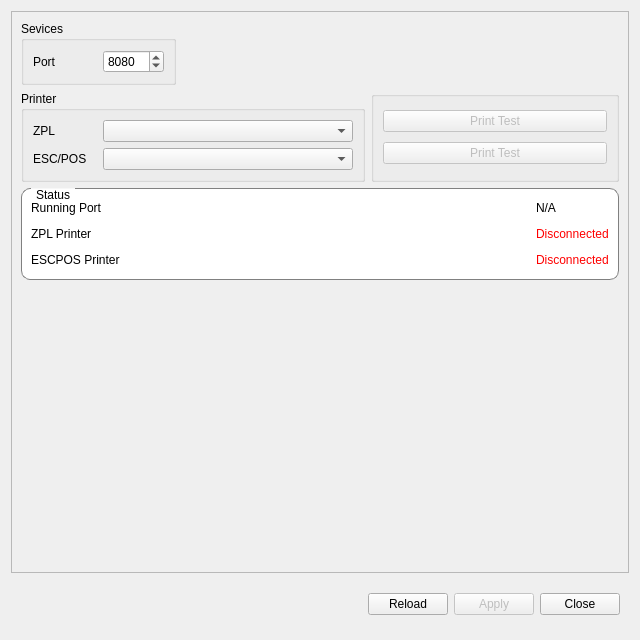
Old version of the form ui/main.ui in the repository fananimi/IotBox-Hack.
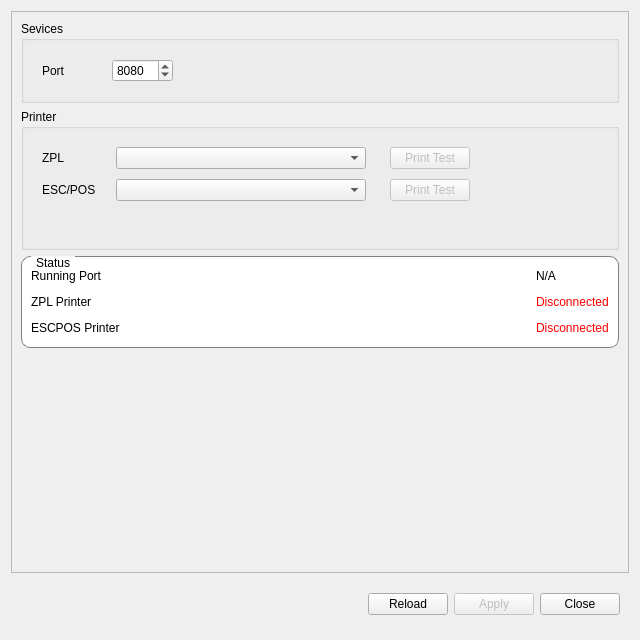
New version of the form.

```diff
--- a/ui/main.ui
+++ b/ui/main.ui
@@ -26,101 +26,74 @@
       <property name="fieldGrowthPolicy">
        <enum>QFormLayout::AllNonFixedFieldsGrow</enum>
       </property>
-      <item row="1" column="0">
-       <widget class="QGroupBox" name="groupBox">
-        <property name="minimumSize">
-         <size>
-          <width>0</width>
-          <height>0</height>
-         </size>
-        </property>
-        <property name="title">
-         <string>Printer</string>
-        </property>
-        <layout class="QFormLayout" name="formLayout_3">
-         <property name="fieldGrowthPolicy">
-          <enum>QFormLayout::AllNonFixedFieldsGrow</enum>
-         </property>
-         <item row="0" column="0">
-          <widget class="QLabel" name="label_2">
-           <property name="minimumSize">
-            <size>
-             <width>64</width>
-             <height>0</height>
-            </size>
-           </property>
-           <property name="text">
-            <string>ZPL</string>
-           </property>
-          </widget>
-         </item>
-         <item row="0" column="1">
-          <widget class="QComboBox" name="cmbZPL">
-           <property name="minimumSize">
-            <size>
-             <width>250</width>
-             <height>0</height>
-            </size>
-           </property>
-          </widget>
-         </item>
-         <item row="1" column="0">
-          <widget class="QLabel" name="label_3">
-           <property name="minimumSize">
-            <size>
-             <width>64</width>
-             <height>0</height>
-            </size>
-           </property>
-           <property name="text">
-            <string>ESC/POS</string>
-           </property>
-          </widget>
-         </item>
-         <item row="1" column="1">
-          <widget class="QComboBox" name="cmbESCPOS">
-           <property name="minimumSize">
-            <size>
-             <width>250</width>
-             <height>0</height>
-            </size>
-           </property>
-          </widget>
-         </item>
-        </layout>
-       </widget>
-      </item>
-      <item row="0" column="0">
+      <item row="0" column="0" colspan="2">
        <widget class="QGroupBox" name="groupBox_2">
         <property name="title">
          <string>Sevices</string>
         </property>
-        <layout class="QFormLayout" name="formLayout_2">
+        <layout class="QGridLayout" name="gridLayout_2">
          <item row="0" column="0">
-          <widget class="QLabel" name="label">
+          <widget class="QFrame" name="frame_3">
+           <property name="enabled">
+            <bool>true</bool>
+           </property>
            <property name="minimumSize">
             <size>
-             <width>64</width>
+             <width>0</width>
              <height>0</height>
             </size>
            </property>
-           <property name="text">
-            <string>Port</string>
+           <property name="frameShape">
+            <enum>QFrame::NoFrame</enum>
            </property>
+           <property name="frameShadow">
+            <enum>QFrame::Raised</enum>
+           </property>
+           <property name="lineWidth">
+            <number>0</number>
+           </property>
+           <layout class="QFormLayout" name="formLayout_4">
+            <item row="0" column="0">
+             <widget class="QLabel" name="label">
+              <property name="minimumSize">
+               <size>
+                <width>64</width>
+                <height>0</height>
+               </size>
+              </property>
+              <property name="text">
+               <string>Port</string>
+              </property>
+             </widget>
+            </item>
+            <item row="0" column="1">
+             <widget class="QSpinBox" name="spnPort">
+              <property name="minimum">
+               <number>1024</number>
+              </property>
+              <property name="maximum">
+               <number>65535</number>
+              </property>
+              <property name="value">
+               <number>8080</number>
+              </property>
+             </widget>
+            </item>
+           </layout>
           </widget>
          </item>
          <item row="0" column="1">
-          <widget class="QSpinBox" name="spnPort">
-           <property name="minimum">
-            <number>1024</number>
+          <spacer name="horizontalSpacer_5">
+           <property name="orientation">
+            <enum>Qt::Horizontal</enum>
            </property>
-           <property name="maximum">
-            <number>65535</number>
+           <property name="sizeHint" stdset="0">
+            <size>
+             <width>40</width>
+             <height>20</height>
+            </size>
            </property>
-           <property name="value">
-            <number>8080</number>
-           </property>
-          </widget>
+          </spacer>
          </item>
         </layout>
        </widget>
@@ -234,36 +207,201 @@
         </layout>
        </widget>
       </item>
-      <item row="1" column="1">
-       <widget class="QGroupBox" name="groupBox_4">
+      <item row="1" column="0" colspan="2">
+       <widget class="QGroupBox" name="groupBox">
+        <property name="minimumSize">
+         <size>
+          <width>0</width>
+          <height>0</height>
+         </size>
+        </property>
         <property name="title">
-         <string/>
+         <string>Printer</string>
         </property>
-        <layout class="QVBoxLayout" name="verticalLayout_2">
-         <item>
-          <widget class="QPushButton" name="btnTestZPL">
-           <property name="enabled">
-            <bool>false</bool>
+        <layout class="QFormLayout" name="formLayout_3">
+         <property name="fieldGrowthPolicy">
+          <enum>QFormLayout::AllNonFixedFieldsGrow</enum>
+         </property>
+         <property name="horizontalSpacing">
+          <number>0</number>
+         </property>
+         <property name="verticalSpacing">
+          <number>0</number>
+         </property>
+         <item row="0" column="0" colspan="2">
+          <widget class="QFrame" name="frame_4">
+           <property name="minimumSize">
+            <size>
+             <width>0</width>
+             <height>0</height>
+            </size>
            </property>
-           <property name="focusPolicy">
-            <enum>Qt::NoFocus</enum>
+           <property name="frameShape">
+            <enum>QFrame::NoFrame</enum>
            </property>
-           <property name="text">
-            <string>Print Test</string>
+           <property name="frameShadow">
+            <enum>QFrame::Raised</enum>
            </property>
-          </widget>
-         </item>
-         <item>
-          <widget class="QPushButton" name="btnTestESCPOS">
-           <property name="enabled">
-            <bool>false</bool>
+           <property name="lineWidth">
+            <number>1</number>
            </property>
-           <property name="focusPolicy">
-            <enum>Qt::NoFocus</enum>
-           </property>
-           <property name="text">
-            <string>Print Test</string>
-           </property>
+           <layout class="QFormLayout" name="formLayout_2">
+            <property name="fieldGrowthPolicy">
+             <enum>QFormLayout::AllNonFixedFieldsGrow</enum>
+            </property>
+            <property name="margin">
+             <number>0</number>
+            </property>
+            <item row="0" column="1">
+             <widget class="QFrame" name="frame_6">
+              <property name="frameShape">
+               <enum>QFrame::NoFrame</enum>
+              </property>
+              <property name="frameShadow">
+               <enum>QFrame::Raised</enum>
+              </property>
+              <layout class="QFormLayout" name="formLayout_6">
+               <property name="horizontalSpacing">
+                <number>10</number>
+               </property>
+               <property name="verticalSpacing">
+                <number>10</number>
+               </property>
+               <item row="0" column="0">
+                <widget class="QPushButton" name="btnTestZPL">
+                 <property name="enabled">
+                  <bool>false</bool>
+                 </property>
+                 <property name="focusPolicy">
+                  <enum>Qt::NoFocus</enum>
+                 </property>
+                 <property name="text">
+                  <string>Print Test</string>
+                 </property>
+                </widget>
+               </item>
+               <item row="1" column="0">
+                <widget class="QPushButton" name="btnTestESCPOS">
+                 <property name="enabled">
+                  <bool>false</bool>
+                 </property>
+                 <property name="focusPolicy">
+                  <enum>Qt::NoFocus</enum>
+                 </property>
+                 <property name="text">
+                  <string>Print Test</string>
+                 </property>
+                </widget>
+               </item>
+               <item row="0" column="1">
+                <spacer name="horizontalSpacer_6">
+                 <property name="orientation">
+                  <enum>Qt::Horizontal</enum>
+                 </property>
+                 <property name="sizeHint" stdset="0">
+                  <size>
+                   <width>40</width>
+                   <height>20</height>
+                  </size>
+                 </property>
+                </spacer>
+               </item>
+               <item row="1" column="1">
+                <spacer name="horizontalSpacer_7">
+                 <property name="orientation">
+                  <enum>Qt::Horizontal</enum>
+                 </property>
+                 <property name="sizeHint" stdset="0">
+                  <size>
+                   <width>40</width>
+                   <height>20</height>
+                  </size>
+                 </property>
+                </spacer>
+               </item>
+              </layout>
+             </widget>
+            </item>
+            <item row="0" column="0">
+             <widget class="QFrame" name="frame_5">
+              <property name="minimumSize">
+               <size>
+                <width>100</width>
+                <height>100</height>
+               </size>
+              </property>
+              <property name="frameShape">
+               <enum>QFrame::NoFrame</enum>
+              </property>
+              <property name="frameShadow">
+               <enum>QFrame::Raised</enum>
+              </property>
+              <layout class="QFormLayout" name="formLayout_5">
+               <property name="horizontalSpacing">
+                <number>10</number>
+               </property>
+               <property name="verticalSpacing">
+                <number>10</number>
+               </property>
+               <property name="topMargin">
+                <number>9</number>
+               </property>
+               <property name="rightMargin">
+                <number>9</number>
+               </property>
+               <property name="bottomMargin">
+                <number>0</number>
+               </property>
+               <item row="0" column="0">
+                <widget class="QLabel" name="label_2">
+                 <property name="minimumSize">
+                  <size>
+                   <width>64</width>
+                   <height>0</height>
+                  </size>
+                 </property>
+                 <property name="text">
+                  <string>ZPL</string>
+                 </property>
+                </widget>
+               </item>
+               <item row="0" column="1">
+                <widget class="QComboBox" name="cmbZPL">
+                 <property name="minimumSize">
+                  <size>
+                   <width>250</width>
+                   <height>0</height>
+                  </size>
+                 </property>
+                </widget>
+               </item>
+               <item row="1" column="0">
+                <widget class="QLabel" name="label_3">
+                 <property name="minimumSize">
+                  <size>
+                   <width>64</width>
+                   <height>0</height>
+                  </size>
+                 </property>
+                 <property name="text">
+                  <string>ESC/POS</string>
+                 </property>
+                </widget>
+               </item>
+               <item row="1" column="1">
+                <widget class="QComboBox" name="cmbESCPOS">
+                 <property name="minimumSize">
+                  <size>
+                   <width>250</width>
+                   <height>0</height>
+                  </size>
+                 </property>
+                </widget>
+               </item>
+              </layout>
+             </widget>
+            </item>
+           </layout>
           </widget>
          </item>
         </layout>
```
